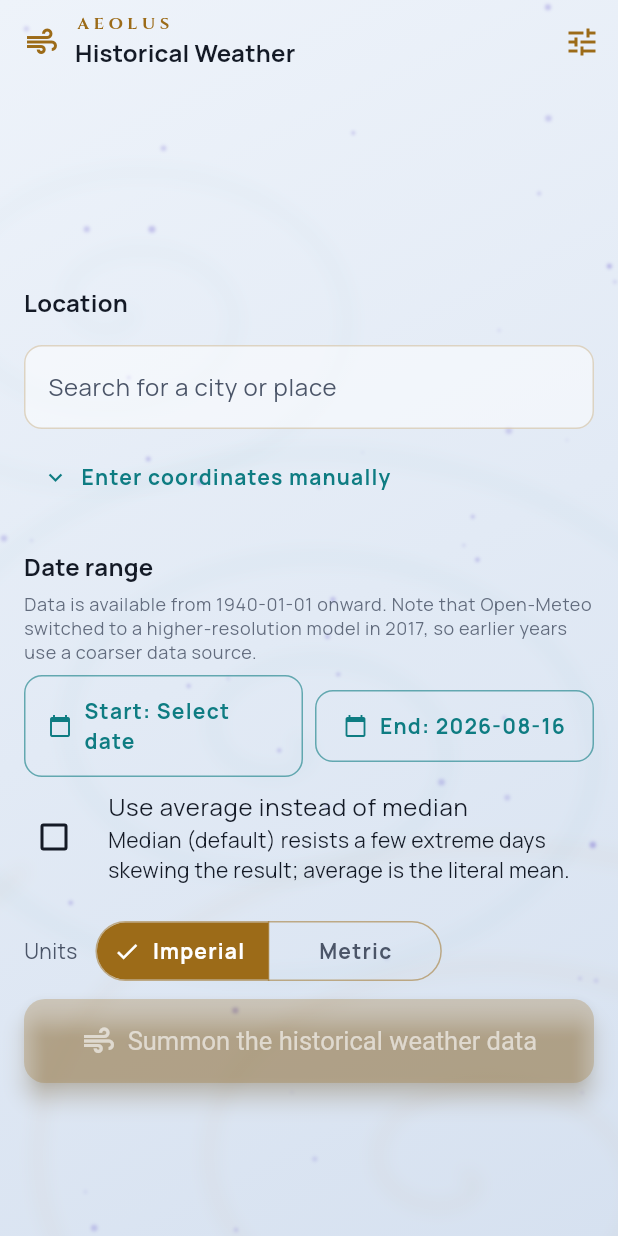
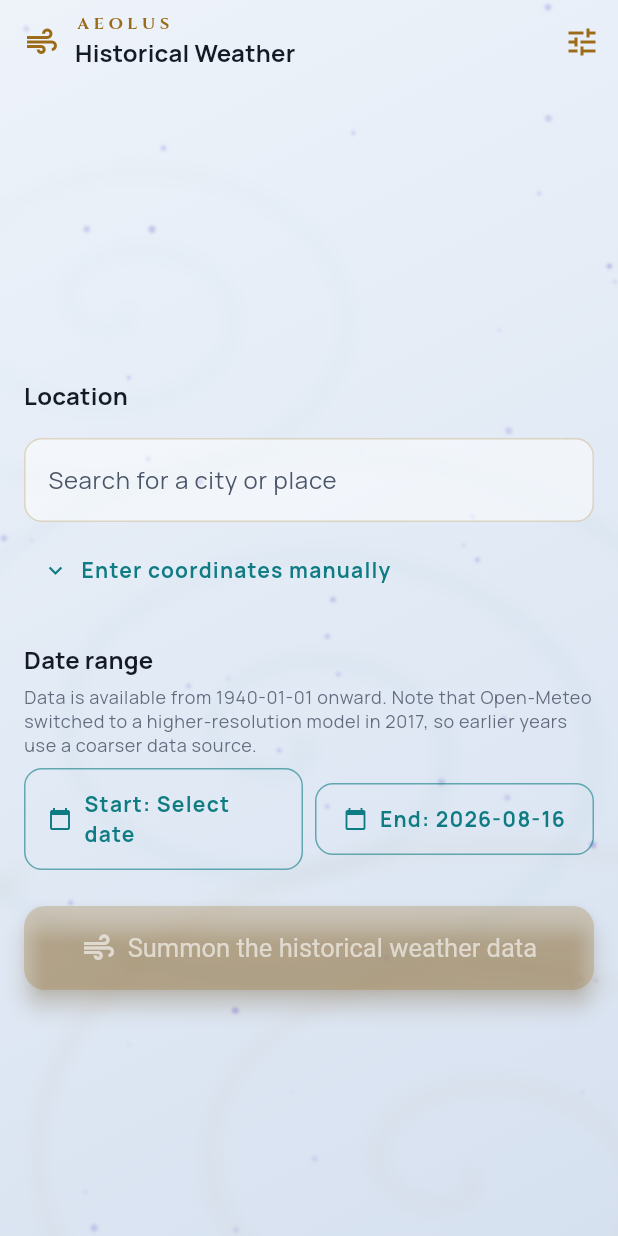
Before and after one commit to skipmcgee/historical-weather, a Flutter app: the screen it shows after launch, on a phone screen of 412 x 824 dp. Run offline on Flutter 3.47's test engine with Material 3 defaults, Android fonts, the phone set to English and light mode, and no system bars; our stand-ins replace geolocator, google_fonts, shared_preferences, web.

Commit message:
Move aggregation method and units to Settings-only, drop home screen controls
Per feedback: these are global preferences (set once in Settings),
not per-query overrides. Removed the checkbox and segmented button
from the home screen; Settings' "Result defaults" card remains the
only place to change them, applied immediately on return since
HomeScreen already read result.aggregationMethod/unitSystem there.

Replaced the removed controls' tests with one asserting they no
longer appear on the home screen. Verified locally (flutter analyze
clean, all 37 tests pass).

Co-Authored-By: Claude Sonnet 5 <noreply@anthropic.com>

```diff
--- a/lib/screens/home_screen.dart
+++ b/lib/screens/home_screen.dart
@@ -229,38 +229,7 @@ class _HomeScreenState extends State<HomeScreen> with TickerProviderStateMixin {
                   }),
                   onEndDateChanged: (date) => setState(() => _endDate = date),
                 ),
-                CheckboxListTile(
-                  contentPadding: EdgeInsets.zero,
-                  controlAffinity: ListTileControlAffinity.leading,
-                  value: _method == AggregationMethod.average,
-                  onChanged: _loading
-                      ? null
-                      : (checked) => setState(() {
-                            _method = (checked ?? false) ? AggregationMethod.average : AggregationMethod.median;
-                          }),
-                  title: const Text('Use average instead of median'),
-                  subtitle: const Text(
-                    'Median (default) resists a few extreme days skewing the result; average is the literal mean.',
-                  ),
-                ),
-                const SizedBox(height: 12),
-                Row(
-                  children: [
-                    Text('Units', style: Theme.of(context).textTheme.bodyMedium),
-                    const SizedBox(width: 12),
-                    SegmentedButton<UnitSystem>(
-                      segments: const [
-                        ButtonSegment(value: UnitSystem.imperial, label: Text('Imperial')),
-                        ButtonSegment(value: UnitSystem.metric, label: Text('Metric')),
-                      ],
-                      selected: {_unitSystem},
-                      onSelectionChanged: _loading
-                          ? null
-                          : (selection) => setState(() => _unitSystem = selection.first),
-                    ),
-                  ],
-                ),
-                const SizedBox(height: 8),
+                const SizedBox(height: 24),
                 SizedBox(
                   width: double.infinity,
                   height: 56,
```
Also changed, not shown: 1 other file.
